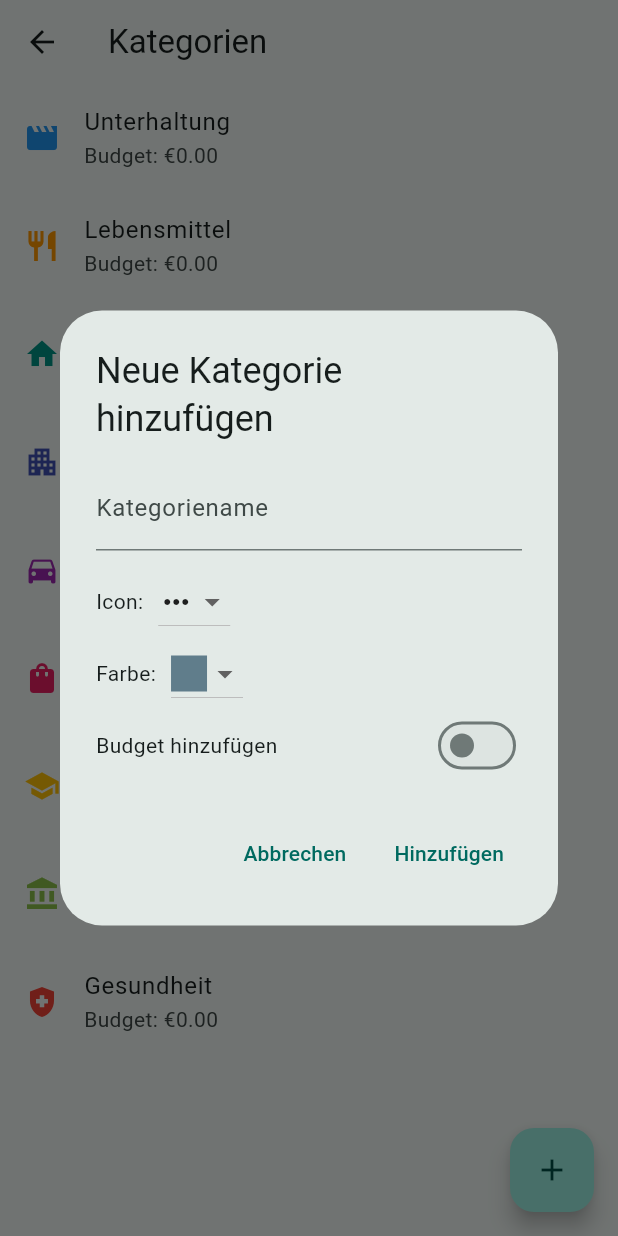
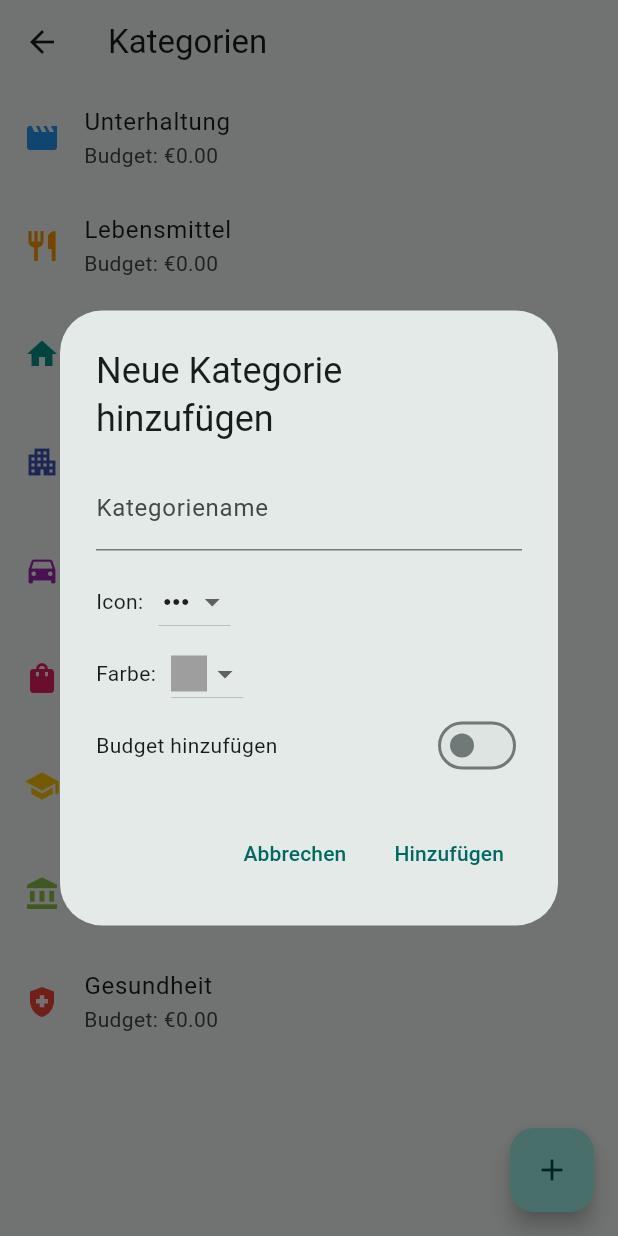
Before and after one commit to SlayBrainzZ/budget_management_app, a Flutter app: the CategoryScreen screen opened directly, after a tap on the "add" icon, on a phone screen of 412 x 824 dp. Run offline on Flutter 3.47's test engine with Material 3 defaults, Android fonts, the phone set to English and light mode, and no system bars; our stand-ins replace cloud_firestore, csv, firebase_auth, firebase_core, fl_chart, multi_select_flutter and 1 more; missing offline and left inert: dart:html; accounts and stored records are empty.

Commit message:
kleine verbesserung

```diff
--- a/lib/MoneyGuard/category.dart
+++ b/lib/MoneyGuard/category.dart
@@ -42,7 +42,7 @@ final List<IconData> availableIcons = [
 ];
 
 final List<Color> availableColors = [
-  Colors.blueGrey,
+  Colors.grey,
   Colors.red,
   Colors.blue,
   Colors.green,
```
